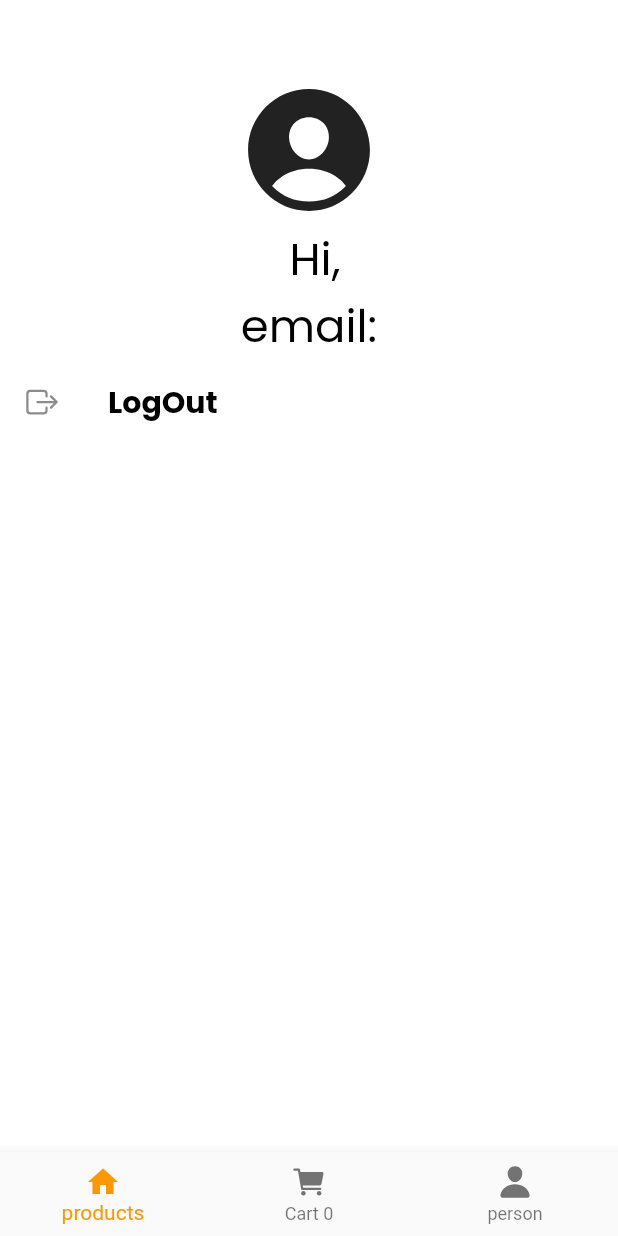
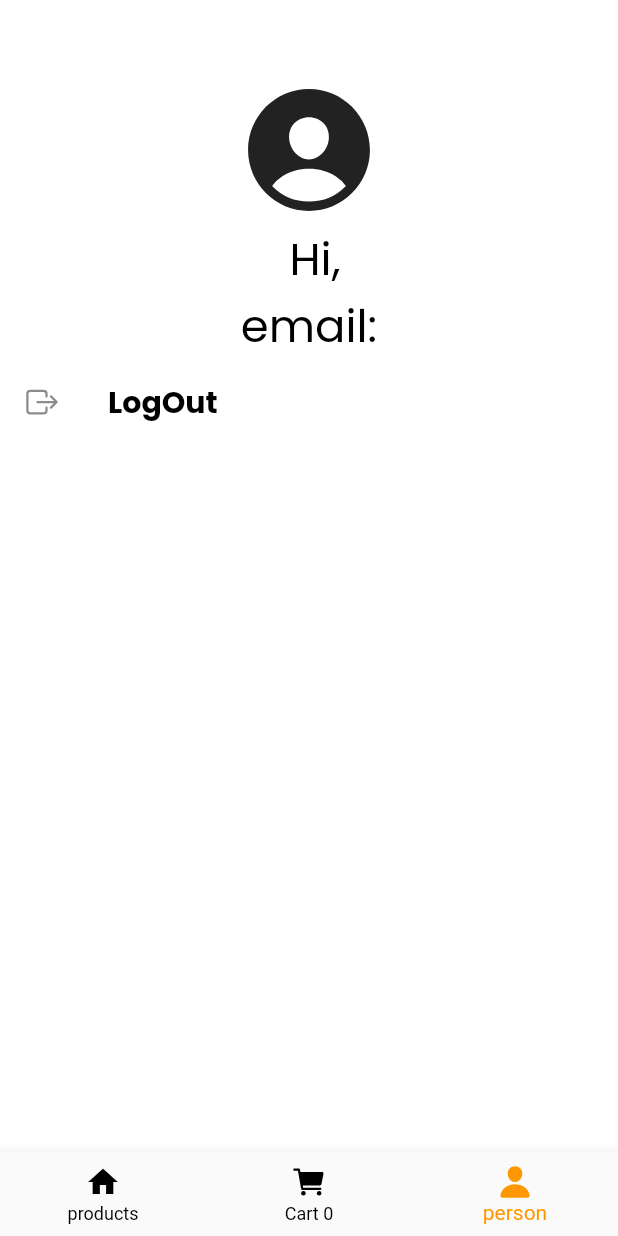
Before and after one commit to phattne/vendor-, a Flutter app: the CustomerPage screen opened directly, item 3 of the bottom bar chosen, on a phone screen of 412 x 824 dp. Run offline on Flutter 3.47's test engine with Material 2 defaults, Android fonts, the phone set to English and light mode, and no system bars; our stand-ins replace cloud_firestore, firebase_auth, firebase_core, firebase_messaging, firebase_storage, google_fonts and 4 more; accounts and stored records are empty.

```diff
--- a/lib/pages/customer/customer_page.dart
+++ b/lib/pages/customer/customer_page.dart
@@ -46,15 +46,18 @@ class _CustomerPageState extends State<CustomerPage> {
     }
   }
 
+
   @override
   Widget build(BuildContext context) {
     return Scaffold(
       body: _buildPage(),
       bottomNavigationBar: BottomNavigationBar(
         selectedItemColor: Colors.orange,
+        unselectedItemColor: Colors.black,
         onTap: (index) => setState(() {
           _selectedPageIndex = index;
         }),
+        currentIndex: _selectedPageIndex,
         items: [
           BottomNavigationBarItem(icon: Icon(Icons.home), label: "products"),
           BottomNavigationBarItem(
```
